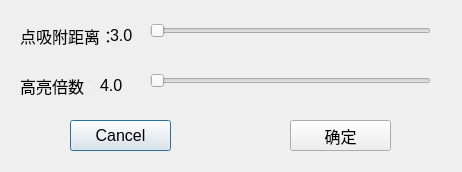
Old version of the form configuredialog.ui in the repository LcYun53188/LabelRoboMaster.
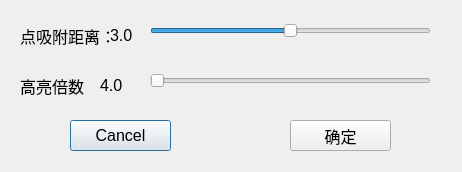
New version of the form.

Commit message: 1. 在 main.cpp 中启用了 Qt 的高 DPI 缩放功能。 2. 清除了 mainwindow.ui 文件中不规范的布局尝试，并移除了固定的窗口大小限制。 3. 在 mainwindow.cpp 的构造函数中，通过代码创建了一个灵活的布局，将所有 UI 组件放入其中，并设置了合理的缩放比例。

Patch:
```diff
--- a/configuredialog.ui
+++ b/configuredialog.ui
@@ -41,10 +41,10 @@
     </rect>
    </property>
    <property name="minimum">
-    <number>1</number>
+    <number>-3000</number>
    </property>
    <property name="maximum">
-    <number>2000</number>
+    <number>3000</number>
    </property>
    <property name="orientation">
     <enum>Qt::Horizontal</enum>
```
The commit also changes 3 other files.
